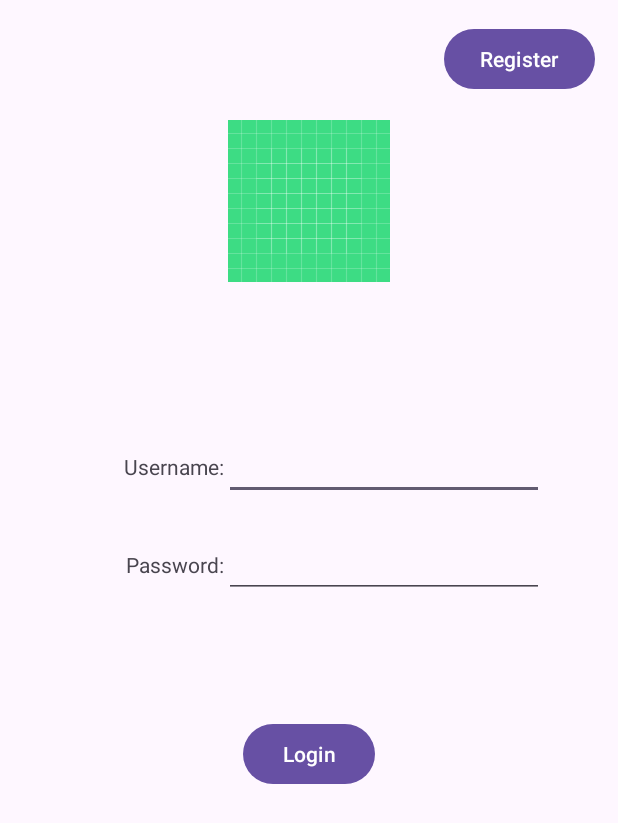
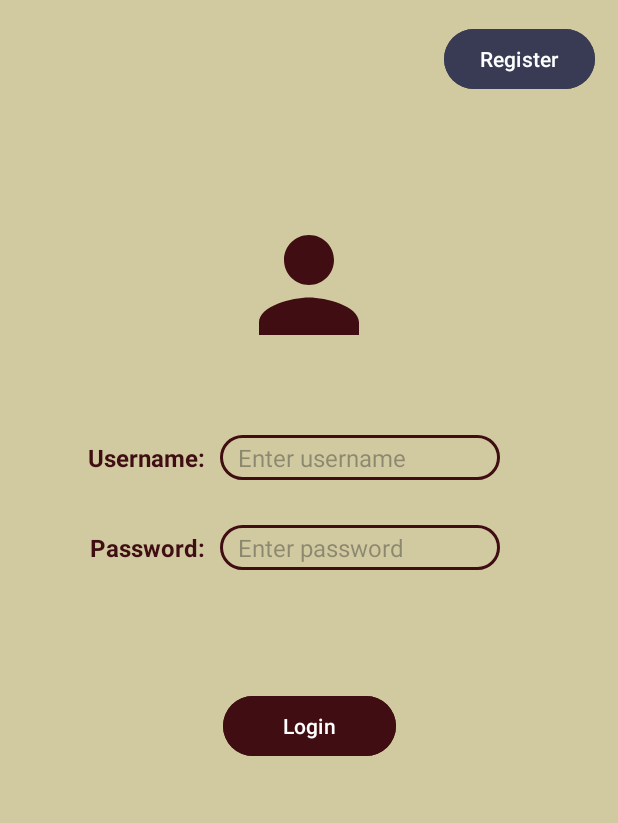
Before and after one commit to LauYanHui/MAD24_P01_05, an Android app: the layout activity_login.xml on its own in the app's theme, with its tools: preview values and no code run, on a phone screen of 412 x 824 dp. Shown: the top 823 px of the screen. Run offline under Robolectric (Android 15) with nearby library versions, the phone set to English and light mode, and no system bars.

Commit message:
update login page

```diff
--- /dev/null
+++ b/app/src/main/res/drawable/border_black_bean.xml
@@ -0,0 +1,11 @@
+<?xml version="1.0" encoding="utf-8"?>
+<shape xmlns:android="http://schemas.android.com/apk/res/android"
+    android:shape="rectangle">
+
+    <stroke
+        android:width="2dp"
+        android:color="@color/blackBean"/>
+
+    <corners
+        android:radius="40dp"/>
+</shape>
--- /dev/null
+++ b/app/src/main/res/drawable/ic_account.xml
@@ -0,0 +1,5 @@
+<vector xmlns:android="http://schemas.android.com/apk/res/android" android:height="24dp" android:tint="#3f0d12" android:viewportHeight="24" android:viewportWidth="24" android:width="24dp">
+
+    <path android:fillColor="@android:color/white" android:pathData="M12,12c2.21,0 4,-1.79 4,-4s-1.79,-4 -4,-4 -4,1.79 -4,4 1.79,4 4,4zM12,14c-2.67,0 -8,1.34 -8,4v2h16v-2c0,-2.66 -5.33,-4 -8,-4z"/>
+
+</vector>
--- a/app/src/main/res/layout/activity_login.xml
+++ b/app/src/main/res/layout/activity_login.xml
@@ -5,23 +5,28 @@
     android:id="@+id/main"
     android:layout_width="match_parent"
     android:layout_height="match_parent"
-    tools:context=".LoginActivity">
+    tools:context=".LoginActivity"
+    android:background="@color/sage">
 
     <ImageView
         android:id="@+id/ivAppIcon"
-        android:layout_width="wrap_content"
-        android:layout_height="wrap_content"
-        android:layout_marginTop="80dp"
+        android:layout_width="100dp"
+        android:layout_height="100dp"
+        android:layout_marginTop="140dp"
         app:layout_constraintStart_toStartOf="parent"
         app:layout_constraintEnd_toEndOf="parent"
         app:layout_constraintTop_toTopOf="parent"
-        android:src="@drawable/ic_launcher_background" />
+        android:src="@drawable/ic_account" />
 
     <TextView
         android:id="@+id/tvUsername"
         android:layout_width="wrap_content"
         android:layout_height="wrap_content"
         android:text="Username:"
+        android:textSize="16sp"
+        android:textStyle="bold"
+        android:textColor="@color/blackBean"
+        android:layout_marginEnd="10dp"
         app:layout_constraintHorizontal_chainStyle="packed"
         app:layout_constraintStart_toStartOf="parent"
         app:layout_constraintEnd_toStartOf="@id/etUsername"
@@ -34,6 +39,10 @@
         android:layout_width="wrap_content"
         android:layout_height="wrap_content"
         android:text="Password:"
+        android:textSize="16sp"
+        android:textStyle="bold"
+        android:textColor="@color/blackBean"
+        android:layout_marginEnd="10dp"
         app:layout_constraintHorizontal_chainStyle="packed"
         app:layout_constraintStart_toStartOf="parent"
         app:layout_constraintEnd_toStartOf="@id/etPassword"
@@ -46,26 +55,36 @@
         android:id="@+id/etUsername"
         android:layout_width="wrap_content"
         android:layout_height="wrap_content"
-        android:layout_marginTop="100dp"
+        android:layout_marginTop="50dp"
+        android:paddingVertical="4dp"
+        android:paddingStart="12dp"
         android:ems="10"
         android:inputType="text"
+        android:textSize="16sp"
+        android:hint="Enter username"
+        android:background="@drawable/border_black_bean"
         app:layout_constraintStart_toStartOf="parent"
         app:layout_constraintEnd_toEndOf="parent"
         app:layout_constraintTop_toBottomOf="@id/ivAppIcon"
         app:layout_constraintBottom_toTopOf="@id/etPassword"
-        app:layout_constraintHorizontal_bias="0.75"/>
+        app:layout_constraintHorizontal_bias="0.65"/>
 
     <EditText
         android:id="@+id/etPassword"
         android:layout_width="wrap_content"
         android:layout_height="wrap_content"
-        android:layout_marginTop="20dp"
+        android:layout_marginTop="30dp"
+        android:paddingVertical="4dp"
+        android:paddingStart="12dp"
         android:ems="10"
         android:inputType="textPassword"
+        android:textSize="16sp"
+        android:hint="Enter password"
+        android:background="@drawable/border_black_bean"
         app:layout_constraintStart_toStartOf="parent"
         app:layout_constraintEnd_toEndOf="parent"
         app:layout_constraintTop_toBottomOf="@id/etUsername"
-        app:layout_constraintHorizontal_bias="0.75"
+        app:layout_constraintHorizontal_bias="0.65"
         />
 
     <Button
@@ -73,10 +92,12 @@
         android:layout_width="wrap_content"
         android:layout_height="wrap_content"
         android:layout_marginTop="80dp"
+        android:paddingHorizontal="40dp"
         android:text="Login"
         app:layout_constraintStart_toStartOf="parent"
         app:layout_constraintEnd_toEndOf="parent"
         app:layout_constraintTop_toBottomOf="@id/etPassword"
+        android:backgroundTint="@color/blackBean"
         />
 
     <Button
@@ -87,5 +108,6 @@
         app:layout_constraintEnd_toEndOf="parent"
         app:layout_constraintTop_toTopOf="parent"
         android:layout_margin="15dp"
+        android:backgroundTint="@color/spaceCadet"
         />
 </androidx.constraintlayout.widget.ConstraintLayout>
--- a/app/src/main/res/values/colors.xml
+++ b/app/src/main/res/values/colors.xml
@@ -2,4 +2,16 @@
 <resources>
     <color name="black">#FF000000</color>
     <color name="white">#FFFFFFFF</color>
+    <color name="beige">#FEE2E2</color>
+    <color name="chamoisee">#8d775f</color>>
+    <color name="ecru">#d5bf86</color>
+    <color name="lemonChiffon">#f1f0cc</color>
+    <color name="madder">#a71d31</color>
+    <color name="blackBean">#3f0d12</color>
+    <color name="darkPurple">#32213a</color>
+    <color name="spaceCadet">#383b53</color>
+    <color name="grey">#66717e</color>
+    <color name="pearl">#D4D6B9</color>
+    <color name="sage">#D1CAA1</color>
+
 </resources>
```
